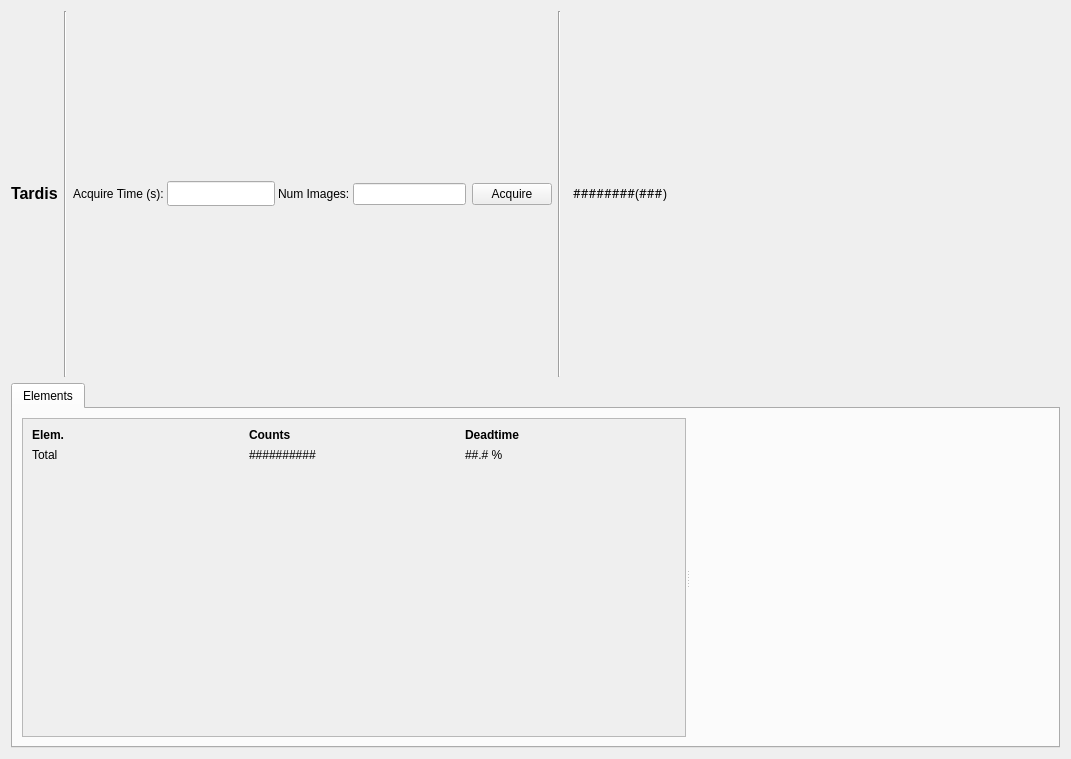
spc-group/haven, file src/firefly/xrf_detector.ui: the form before one commit.
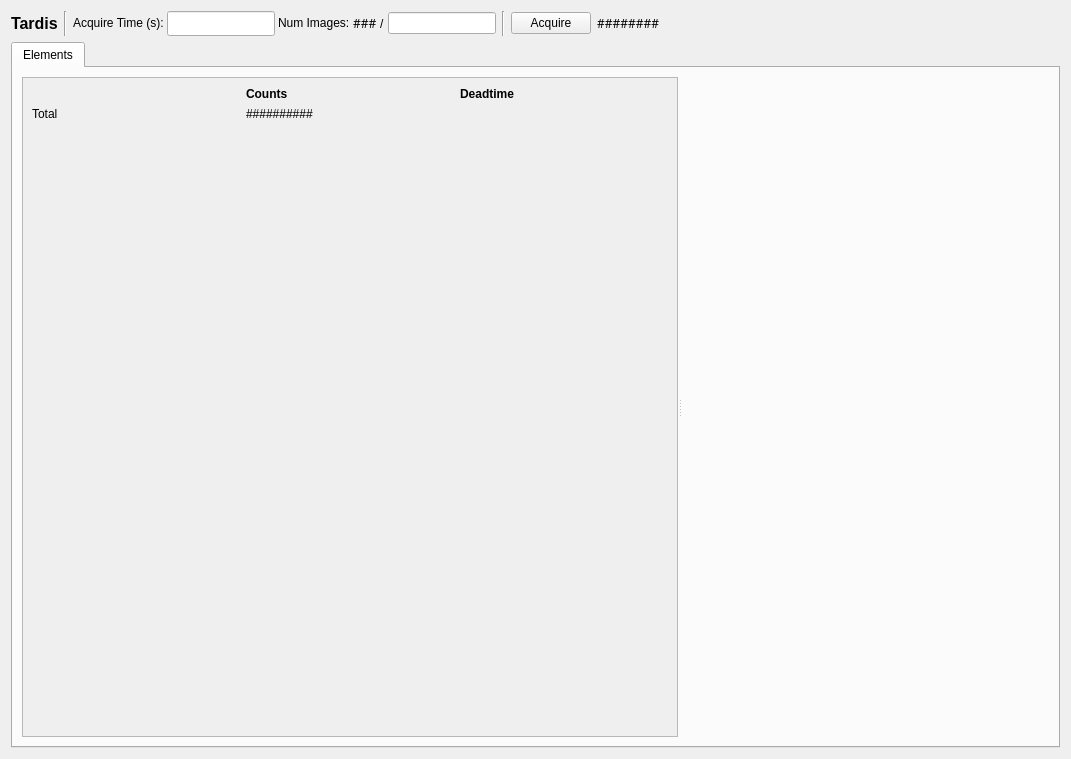
The form after the commit. Custom widgets are drawn as their Qt base class.

Commit message: Added widgets for dead time percents, and rearranged XRF detector controls widgets.

Patch:
```diff
--- a/src/firefly/xrf_detector.ui
+++ b/src/firefly/xrf_detector.ui
@@ -68,6 +68,12 @@
        </property>
        <item>
         <widget class="QLabel" name="label_14">
+         <property name="sizePolicy">
+          <sizepolicy hsizetype="Preferred" vsizetype="Fixed">
+           <horstretch>0</horstretch>
+           <verstretch>0</verstretch>
+          </sizepolicy>
+         </property>
          <property name="text">
           <string>Acquire Time (s):</string>
          </property>
@@ -105,11 +111,54 @@
        </item>
        <item>
         <widget class="QLabel" name="label_3">
+         <property name="sizePolicy">
+          <sizepolicy hsizetype="Preferred" vsizetype="Fixed">
+           <horstretch>0</horstretch>
+           <verstretch>0</verstretch>
+          </sizepolicy>
+         </property>
          <property name="text">
           <string>Num Images:</string>
          </property>
         </widget>
        </item>
+       <item>
+        <widget class="PyDMLabel" name="PyDMLabel_33">
+         <property name="sizePolicy">
+          <sizepolicy hsizetype="Preferred" vsizetype="Fixed">
+           <horstretch>0</horstretch>
+           <verstretch>0</verstretch>
+          </sizepolicy>
+         </property>
+         <property name="font">
+          <font>
+           <family>Sans Serif</family>
+          </font>
+         </property>
+         <property name="toolTip">
+          <string>Number of frames captured in the current acquisition.</string>
+         </property>
+         <property name="styleSheet">
+          <string notr="true">padding: 0;</string>
+         </property>
+         <property name="text">
+          <string>###</string>
+         </property>
+         <property name="textInteractionFlags">
+          <set>Qt::TextSelectableByMouse</set>
+         </property>
+         <property name="channel" stdset="0">
+          <string>haven://${DEV}.drv.array_counter</string>
+         </property>
+        </widget>
+       </item>
+       <item>
+        <widget class="QLabel" name="label_4">
+         <property name="text">
+          <string>/</string>
+         </property>
+        </widget>
+       </item>
        <item>
         <widget class="PyDMLineEdit" name="PyDMLineEdit_2">
          <property name="toolTip">
@@ -122,22 +171,6 @@
        </item>
       </layout>
      </item>
-     <item>
-      <widget class="PyDMPushButton" name="oneshot_button">
-       <property name="toolTip">
-        <string>Collect a single frame to show on the plot.</string>
-       </property>
-       <property name="text">
-        <string>Acquire</string>
-       </property>
-       <property name="channel" stdset="0">
-        <string>haven://${DEV}.drv.acquire</string>
-       </property>
-       <property name="pressValue" stdset="0">
-        <string>1</string>
-       </property>
-      </widget>
-     </item>
      <item>
       <widget class="Line" name="line_2">
        <property name="orientation">
@@ -146,13 +179,17 @@
       </widget>
      </item>
      <item>
-      <layout class="QHBoxLayout" name="horizontalLayout_5">
-       <property name="spacing">
-        <number>0</number>
+      <widget class="QPushButton" name="oneshot_button">
+       <property name="toolTip">
+        <string>Collect a single frame to show on the plot.
+
+This button engages the queueserver run engine but no data will be saved.</string>
        </property>
-       <property name="leftMargin">
-        <number>6</number>
+       <property name="text">
+        <string>Acquire</string>
        </property>
+      </widget>
+     </item>
        <item>
         <widget class="PyDMLabel" name="PyDMLabel_35">
          <property name="sizePolicy">
@@ -196,46 +233,6 @@
         </widget>
        </item>
        <item>
-        <widget class="QLabel" name="label_17">
-         <property name="text">
-          <string>(</string>
-         </property>
-        </widget>
-       </item>
-       <item>
-        <widget class="PyDMLabel" name="PyDMLabel_33">
-         <property name="font">
-          <font>
-           <family>Sans Serif</family>
-          </font>
-         </property>
-         <property name="toolTip">
-          <string>Number of frames captured in the current acquisition.</string>
-         </property>
-         <property name="styleSheet">
-          <string notr="true">padding: 0;</string>
-         </property>
-         <property name="text">
-          <string>###</string>
-         </property>
-         <property name="textInteractionFlags">
-          <set>Qt::TextSelectableByMouse</set>
-         </property>
-         <property name="channel" stdset="0">
-          <string>haven://${DEV}.drv.array_counter</string>
-         </property>
-        </widget>
-       </item>
-       <item>
-        <widget class="QLabel" name="label_18">
-         <property name="text">
-          <string>)</string>
-         </property>
-        </widget>
-       </item>
-      </layout>
-     </item>
-     <item>
       <spacer name="horizontalSpacer_2">
        <property name="orientation">
         <enum>Qt::Horizontal</enum>
@@ -284,8 +281,8 @@
                 <rect>
                  <x>0</x>
                  <y>0</y>
-                 <width>687</width>
-                 <height>314</height>
+                 <width>706</width>
+                 <height>321</height>
                 </rect>
                </property>
                <layout class="QGridLayout" name="gridLayout">
@@ -294,19 +291,6 @@
                   <property name="topMargin">
                    <number>0</number>
                   </property>
-                  <item row="0" column="0">
-                   <widget class="QLabel" name="label">
-                    <property name="font">
-                     <font>
-                      <weight>75</weight>
-                      <bold>true</bold>
-                     </font>
-                    </property>
-                    <property name="text">
-                     <string>Elem.</string>
-                    </property>
-                   </widget>
-                  </item>
                   <item row="1" column="0">
                    <widget class="QLabel" name="label_5">
                     <property name="text">
@@ -347,13 +331,6 @@
                     </property>
                    </widget>
                   </item>
-                  <item row="1" column="2">
-                   <widget class="QLabel" name="label_8">
-                    <property name="text">
-                     <string>##.# %</string>
-                    </property>
-                   </widget>
-                  </item>
                  </layout>
                 </item>
                 <item row="3" column="0">
@@ -403,11 +380,6 @@
    <extends>QLineEdit</extends>
    <header>pydm.widgets.line_edit</header>
   </customwidget>
-  <customwidget>
-   <class>PyDMPushButton</class>
-   <extends>QPushButton</extends>
-   <header>pydm.widgets.pushbutton</header>
-  </customwidget>
   <customwidget>
    <class>MCAPlotWidget</class>
    <extends>QWidget</extends>
```
Left out of the diff: 2 changed lines with no effect on the pictures. Lines whose indentation alone changed are shown as unchanged. The commit also changes 1 other file.
